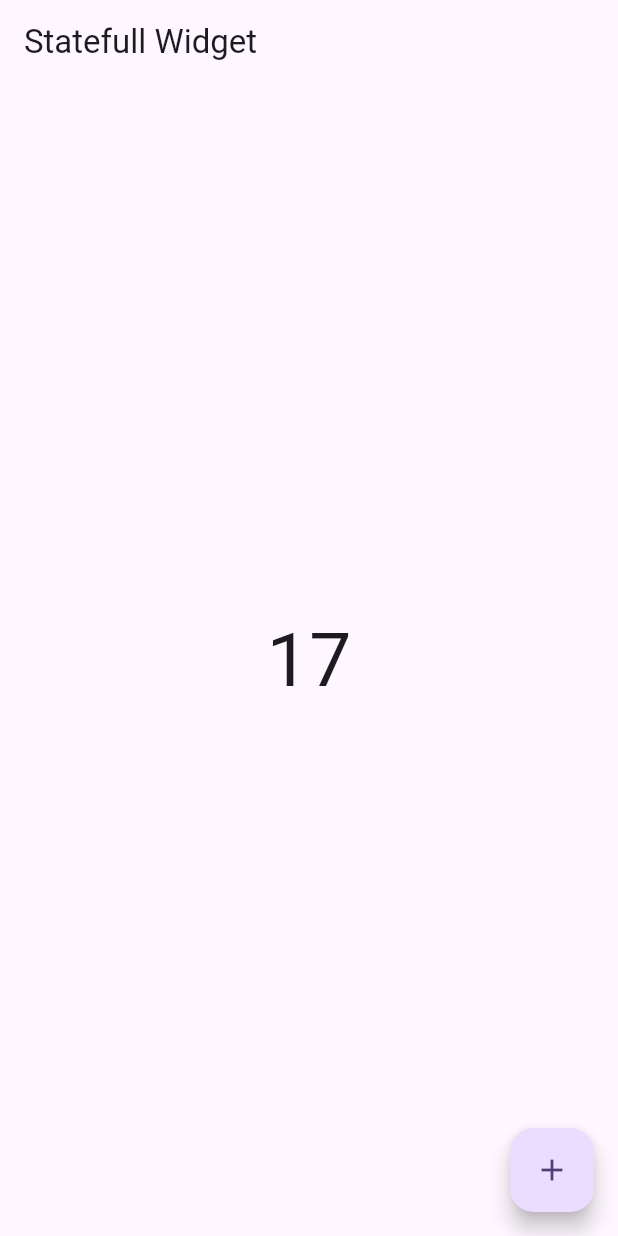
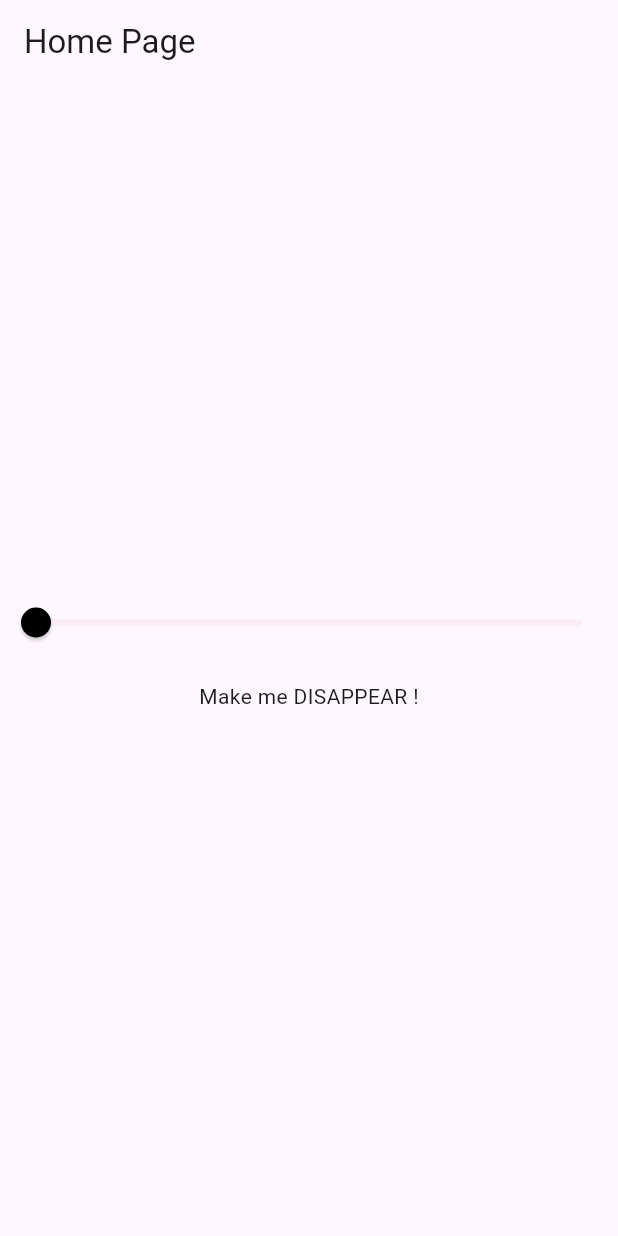
Before and after one commit to mollik001/state-management, a Flutter app: the screen it shows after launch, on a phone screen of 412 x 824 dp. Run offline on Flutter 3.47's test engine with Material 2 defaults, Android fonts, the phone set to English and light mode, and no system bars.

Commit message:
MultiProvider- sliderView

```diff
--- a/lib/main.dart
+++ b/lib/main.dart
@@ -1,5 +1,7 @@
 import 'package:flutter/material.dart';
 import 'package:practice_sm/provider/count_provider.dart';
+import 'package:practice_sm/provider/sliderProvider.dart';
+import 'package:practice_sm/slider_homePage.dart';
 import 'package:provider/provider.dart';
 
 import 'stf_homepage.dart';
@@ -14,16 +16,18 @@ class MyApp extends StatelessWidget {
   // This widget is the root of your application.
   @override
   Widget build(BuildContext context) {
-    print('build');
-    return ChangeNotifierProvider(
-      create: (context) => CountProvider(),
+    return MultiProvider(
+      providers: [
+        ChangeNotifierProvider(create: (context) => CountProvider()),
+        ChangeNotifierProvider(create: (context) => SliderProvider())
+      ],
       child: MaterialApp(
         title: 'Flutter Demo',
         theme: ThemeData(
           colorScheme: ColorScheme.fromSeed(seedColor: Colors.deepPurple),
           useMaterial3: true,
         ),
-        home: StatefulHomepage(),
+        home: SliderPage(),
       ),
     );
   }
--- /dev/null
+++ b/lib/provider/sliderProvider.dart
@@ -0,0 +1,11 @@
+import 'package:flutter/material.dart';
+
+class SliderProvider with ChangeNotifier {
+  double _value = 0.0;
+  double get value => _value;
+
+  void setValue(double val) {
+    _value = val;
+    notifyListeners();
+  }
+}
--- /dev/null
+++ b/lib/slider_homePage.dart
@@ -0,0 +1,55 @@
+import 'package:flutter/material.dart';
+import 'package:practice_sm/provider/sliderProvider.dart';
+import 'package:provider/provider.dart';
+
+class SliderPage extends StatefulWidget {
+  const SliderPage({super.key});
+
+  @override
+  State<SliderPage> createState() => _SliderPageState();
+}
+
+class _SliderPageState extends State<SliderPage> {
+  @override
+  Widget build(BuildContext context) {
+    // final provider = Provider.of<SliderProvider>(context);
+    print('build');
+    return Scaffold(
+      appBar: AppBar(
+        title: Text('Home Page'),
+      ),
+      body: Column(
+        mainAxisAlignment: MainAxisAlignment.center,
+        children: [
+          Consumer<SliderProvider>(builder: (context, value, child) {
+            return Slider(
+                max: 0.9,
+                inactiveColor: Color.fromARGB(17, 226, 81, 71),
+                thumbColor: const Color.fromARGB(255, 0, 0, 0),
+                activeColor: Colors.green,
+                value: value.value,
+                onChanged: (val) {
+                  value.setValue(val);
+                });
+          }),
+          Consumer<SliderProvider>(builder: (context, value, child) {
+            return Row(
+              children: [
+                Expanded(
+                    child: Container(
+                  height: 50,
+                  decoration: BoxDecoration(
+                    color: Colors.black.withOpacity(value.value),
+                  ),
+                  child: Center(
+                    child: Text("Make me DISAPPEAR !"),
+                  ),
+                )),
+              ],
+            );
+          }),
+        ],
+      ),
+    );
+  }
+}
```
